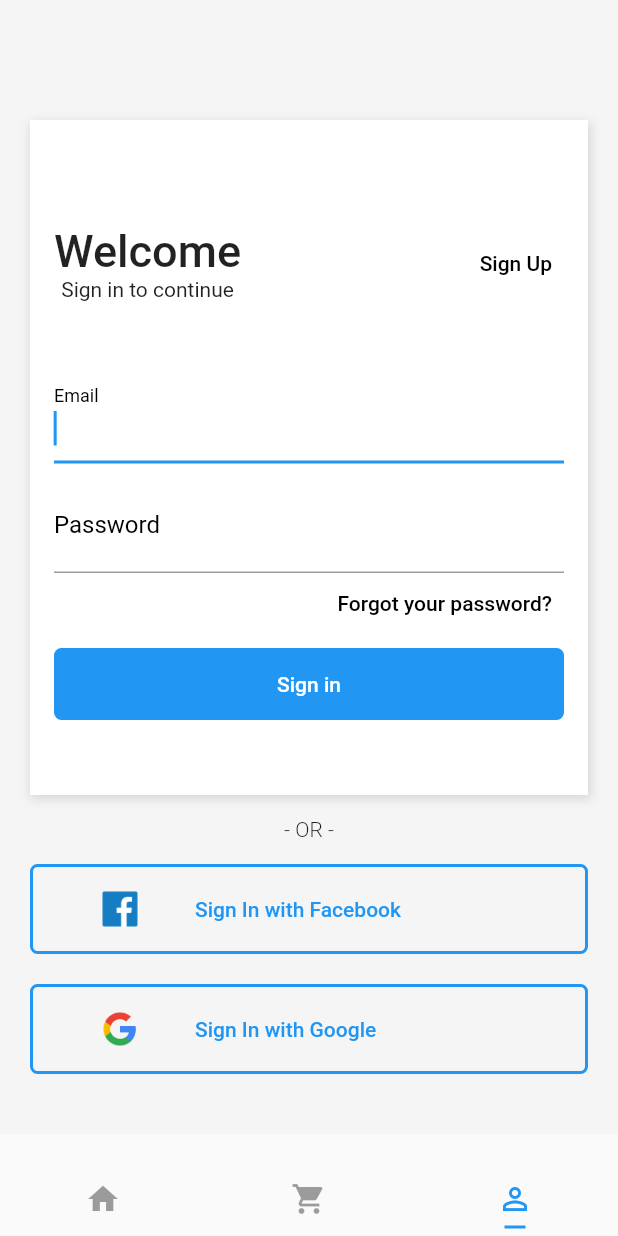
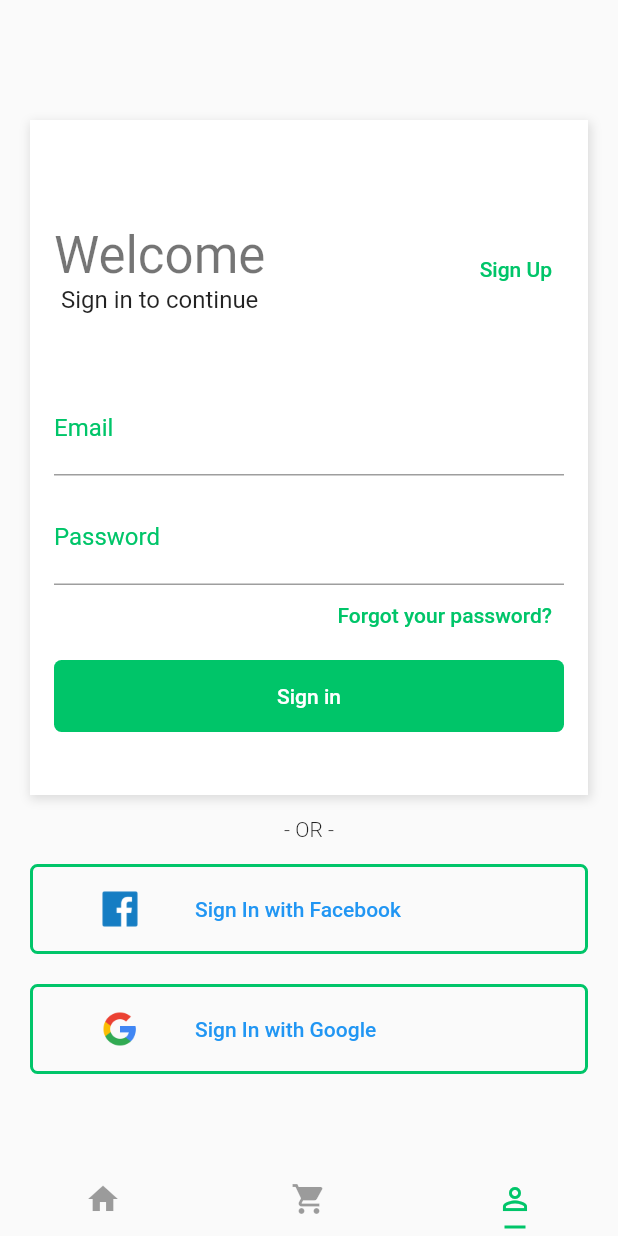
Before and after one commit to FelipeDias28/flutter-layout, a Flutter app: the screen it shows after launch, item 3 of the bottom bar chosen, after a tap on "Forgot your password?", on a phone screen of 412 x 824 dp. Run offline on Flutter 3.47's test engine with Material 2 defaults, Android fonts, the phone set to English and light mode, and no system bars.

Commit message:
tela de login e Home tematizadas

```diff
--- a/lib/pages/home.page.dart
+++ b/lib/pages/home.page.dart
@@ -22,11 +22,11 @@ class HomePage extends StatelessWidget {
             const SizedBox(
               height: 30,
             ),
-            const Text(
+            Text(
               "Categories",
-              style: TextStyle(
-                fontSize: 30,
-              ),
+              style: Theme.of(context)
+                  .textTheme
+                  .headline5, // utilizando estilização do Theme
             ),
             const SizedBox(
               height: 10,
@@ -41,11 +41,9 @@ class HomePage extends StatelessWidget {
             Row(
               mainAxisAlignment: MainAxisAlignment.spaceBetween,
               children: [
-                const Text(
+                Text(
                   "Best Selling",
-                  style: TextStyle(
-                    fontSize: 30,
-                  ),
+                  style: Theme.of(context).textTheme.headline5,
                 ),
                 TextButton(
                   onPressed: () {},
--- a/lib/pages/login.page.dart
+++ b/lib/pages/login.page.dart
@@ -10,7 +10,6 @@ class LoginPage extends StatelessWidget {
       // Faz com que o teclado suba na frente da tela
       body: SingleChildScrollView(
         child: Container(
-          color: const Color(0xFFF5F5F5),
           padding: const EdgeInsets.only(
             top: 80,
             left: 20,
@@ -21,9 +20,10 @@ class LoginPage extends StatelessWidget {
             children: [
               Container(
                 height: 450,
-                decoration: const BoxDecoration(
-                  color: Colors.white, // Cor do fundo do container
-                  boxShadow: [
+                decoration: BoxDecoration(
+                  color: Theme.of(context)
+                      .accentColor, // Cor do fundo do container
+                  boxShadow: const [
                     BoxShadow(
                       color: Colors.black12,
                       offset: Offset(1, 2.0), // quantidade de sombra, projeção
@@ -44,24 +44,23 @@ class LoginPage extends StatelessWidget {
                         mainAxisAlignment: MainAxisAlignment.spaceBetween,
                         children: [
                           Column(
-                            children: const [
+                            children: [
                               Text(
                                 "Welcome",
-                                style: TextStyle(
-                                  // Estilização dos textos
-                                  fontSize: 30,
-                                  fontWeight: FontWeight.w500,
-                                ),
+                                style: Theme.of(context).textTheme.headline4,
                               ),
-                              Text("Sign in to continue"),
+                              Text(
+                                "Sign in to continue",
+                                style: Theme.of(context).textTheme.subtitle1,
+                              ),
                             ],
                           ),
                           TextButton(
                             // Botão sem borda
-                            child: const Text(
+                            child: Text(
                               "Sign Up",
                               style: TextStyle(
-                                color: Colors.black,
+                                color: Theme.of(context).primaryColor,
                               ),
                             ),
                             onPressed: () {
@@ -80,19 +79,20 @@ class LoginPage extends StatelessWidget {
                         height: 45.0,
                       ),
                       TextFormField(
-                        autofocus: true, // já abre a página selecionado
+                        // autofocus: true, // já abre a página selecionado
                         keyboardType: TextInputType.emailAddress,
-                        decoration: const InputDecoration(
+                        decoration: InputDecoration(
                           // decorações do input
                           labelText: "Email",
                           labelStyle: TextStyle(
-                            color: Colors.black,
+                            color: Theme.of(context).primaryColor,
                             fontWeight: FontWeight.w400,
                             fontSize: 16.0,
                           ),
                         ),
-                        style: const TextStyle(
+                        style: TextStyle(
                           // estilo do texto dentro do input, o que o usuário digita
+                          color: Theme.of(context).primaryColor,
                           fontSize: 20,
                         ),
                       ),
@@ -103,15 +103,16 @@ class LoginPage extends StatelessWidget {
                       TextFormField(
                         keyboardType: TextInputType.text,
                         obscureText: true, // deixa a senha escondida
-                        decoration: const InputDecoration(
+                        decoration: InputDecoration(
                           labelText: "Password",
                           labelStyle: TextStyle(
-                            color: Colors.black,
+                            color: Theme.of(context).primaryColor,
                             fontWeight: FontWeight.w400,
                             fontSize: 16.0,
                           ),
                         ),
-                        style: const TextStyle(
+                        style: TextStyle(
+                          color: Theme.of(context).primaryColor,
                           fontSize: 20,
                         ),
                       ),
@@ -121,10 +122,10 @@ class LoginPage extends StatelessWidget {
                         height: 40,
                         child: TextButton(
                           onPressed: () {},
-                          child: const Text(
+                          child: Text(
                             "Forgot your password?",
                             style: TextStyle(
-                              color: Colors.black,
+                              color: Theme.of(context).primaryColor,
                             ),
                           ),
                         ),
@@ -134,9 +135,9 @@ class LoginPage extends StatelessWidget {
                       ),
                       Container(
                         width: double.infinity,
-                        decoration: const BoxDecoration(
-                          color: Colors.blue,
-                          borderRadius: BorderRadius.all(
+                        decoration: BoxDecoration(
+                          color: Theme.of(context).primaryColor,
+                          borderRadius: const BorderRadius.all(
                             Radius.circular(5),
                           ),
                         ),
@@ -173,7 +174,7 @@ class LoginPage extends StatelessWidget {
                 decoration: BoxDecoration(
                   border: Border.all(
                     width: 2.0, // espessura da borda
-                    color: Colors.blue,
+                    color: Theme.of(context).primaryColor,
                   ),
                   borderRadius: const BorderRadius.all(
                     Radius.circular(5),
@@ -205,7 +206,7 @@ class LoginPage extends StatelessWidget {
                 decoration: BoxDecoration(
                   border: Border.all(
                     width: 2.0, // espessura da borda
-                    color: Colors.blue,
+                    color: Theme.of(context).primaryColor,
                   ),
                   borderRadius: const BorderRadius.all(
                     Radius.circular(5),
--- a/lib/pages/tabs.page.dart
+++ b/lib/pages/tabs.page.dart
@@ -14,8 +14,8 @@ class TabsPage extends StatefulWidget {
 class _TabsPageState extends State<TabsPage> {
   @override
   Widget build(BuildContext context) {
-    return const Scaffold(
-      body: TabBarView(
+    return Scaffold(
+      body: const TabBarView(
         children: [
           HomePage(),
           CartPage(),
@@ -23,7 +23,7 @@ class _TabsPageState extends State<TabsPage> {
         ],
       ),
       bottomNavigationBar: TabBar(
-        tabs: [
+        tabs: const [
           Tab(
             icon: Icon(Icons.home),
           ),
@@ -34,11 +34,11 @@ class _TabsPageState extends State<TabsPage> {
             icon: Icon(Icons.perm_identity),
           ),
         ],
-        labelColor: Colors.blue,
+        labelColor: Theme.of(context).primaryColor,
         unselectedLabelColor: Colors.black38, // O ícone não selecionado
         indicatorSize: TabBarIndicatorSize.label, // O indicador do selecionado
-        indicatorPadding: EdgeInsets.all(5.0),
-        indicatorColor: Colors.blue,
+        indicatorPadding: const EdgeInsets.all(5.0),
+        indicatorColor: Theme.of(context).primaryColor,
       ),
     );
   }
--- a/lib/themes/light.theme.dart
+++ b/lib/themes/light.theme.dart
@@ -11,5 +11,11 @@ ThemeData lightTheme() {
     brightness: brightness,
     primaryColor: primaryColor,
     accentColor: Colors.white,
+    textTheme: const TextTheme(
+      // Tema geral
+      bodyText1: TextStyle(color: Colors.red),
+      button: TextStyle(color: Colors.green),
+      // headline5: TextStyle(color: Colors.deepPurple), // Possui valor semântico
+    ),
   );
 }
```
